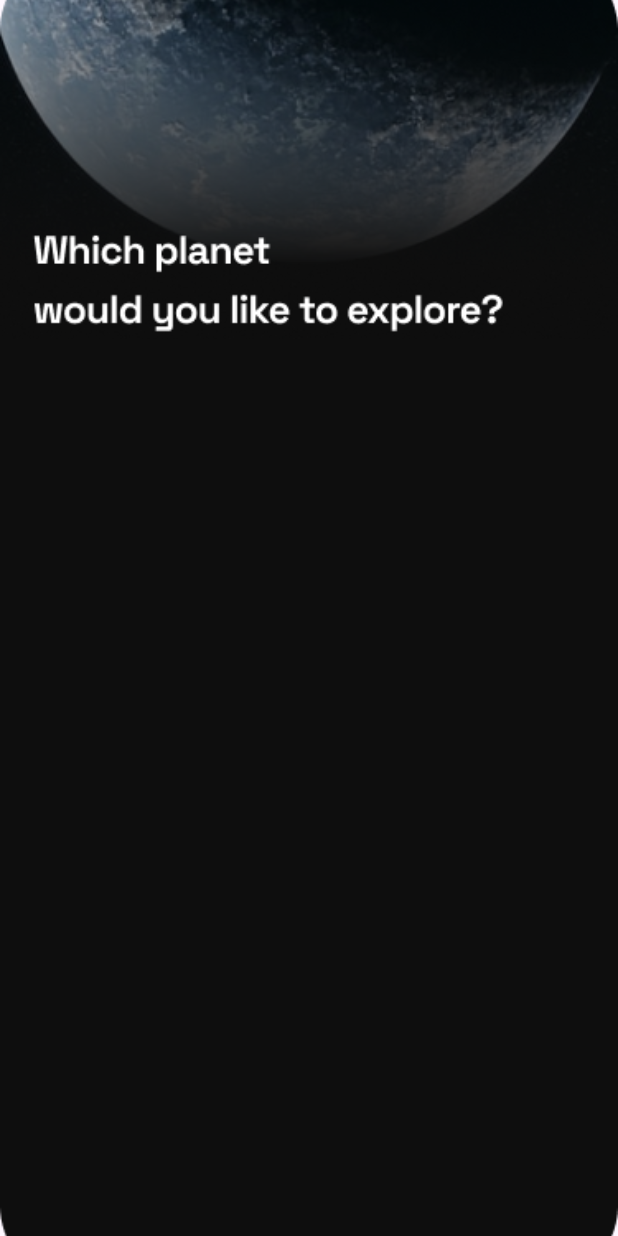
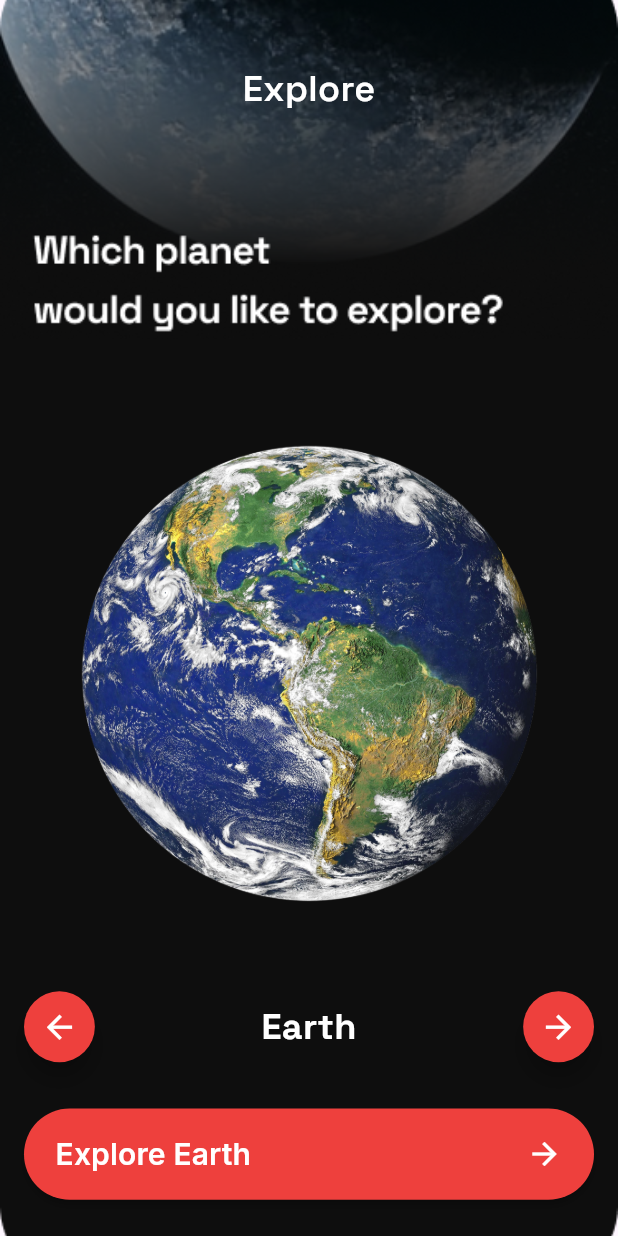
Before and after one commit to Yusuf-Harby/space, a Flutter app: the HomeScreen screen opened by its route, on a phone screen of 412 x 824 dp. Run offline on Flutter 3.47's test engine with Material 3 defaults, Android fonts, the phone set to English and light mode, and no system bars; our stand-ins replace google_fonts.

Commit message:
- home screen ui

```diff
--- a/lib/home_screen.dart
+++ b/lib/home_screen.dart
@@ -1,18 +1,94 @@
 import 'package:flutter/material.dart';
+import 'package:google_fonts/google_fonts.dart';
+import 'package:space/app_colors.dart';
+import 'package:space/custom_matrial_button.dart';
 
 class HomeScreen extends StatelessWidget {
   const HomeScreen({super.key});
   static const String pageRoute = 'Home Screen';
   @override
   Widget build(BuildContext context) {
+    final size = MediaQuery.of(context).size;
     return Scaffold(
-      body: Container(
-        decoration: BoxDecoration(
-          image: DecorationImage(
-            image: AssetImage('assets/images/backgrounds/Home.png'),
+      body: Stack(
+        children: [
+          Image.asset(
+            'assets/images/backgrounds/Home.png',
             fit: BoxFit.cover,
+            width: double.infinity,
+            height: double.infinity,
           ),
-        ),
+          Padding(
+            padding: const EdgeInsets.all(16),
+            child: Column(
+              mainAxisAlignment: MainAxisAlignment.start,
+              children: [
+                SizedBox(height: 26 / 812 * size.height),
+                Center(
+                  child: Text(
+                    'Explore',
+                    style: GoogleFonts.spaceGrotesk(
+                      color: AppColors.whiteColor,
+                      fontSize: 24,
+                      fontWeight: FontWeight.w600,
+                    ),
+                  ),
+                ),
+                SizedBox(height: 199 / 812 * size.height),
+                Image.asset(
+                  'assets/images/planets/earth.png',
+                  width: 342 / 375 * size.width,
+                  height: 339 / 812 * size.height,
+                ),
+                SizedBox(height: 38 / 812 * size.height),
+                Row(
+                  mainAxisAlignment: MainAxisAlignment.spaceBetween,
+                  children: [
+                    SizedBox(
+                      width: 43 / 375 * size.width,
+                      height: 43 / 375 * size.width,
+                      child: FloatingActionButton(
+                        onPressed: () {},
+                        backgroundColor: AppColors.primaryColor,
+                        shape: CircleBorder(),
+                        child: Icon(
+                          Icons.arrow_back,
+                          color: AppColors.whiteColor,
+                          size: 25,
+                        ),
+                      ),
+                    ),
+                    Text(
+                      'Earth',
+                      style: GoogleFonts.spaceGrotesk(
+                        color: AppColors.whiteColor,
+                        fontSize: 24,
+                        fontWeight: FontWeight.bold,
+                      ),
+                    ),
+                    SizedBox(
+                      width: 43 / 375 * size.width,
+                      height: 43 / 375 * size.width,
+                      child: FloatingActionButton(
+                        onPressed: () {},
+                        backgroundColor: AppColors.primaryColor,
+                        shape: const CircleBorder(),
+                        child: Icon(
+                          Icons.arrow_forward,
+                          color: AppColors.whiteColor,
+                          size: 25,
+                        ),
+                      ),
+                    ),
+                  ],
+                ),
+                Spacer(),
+                CustomMatrialButton(text: 'Explore Earth', onPressed: () {}),
+                SizedBox(height: 8 / 812 * size.height),
+              ],
+            ),
+          ),
+        ],
       ),
     );
   }
```
